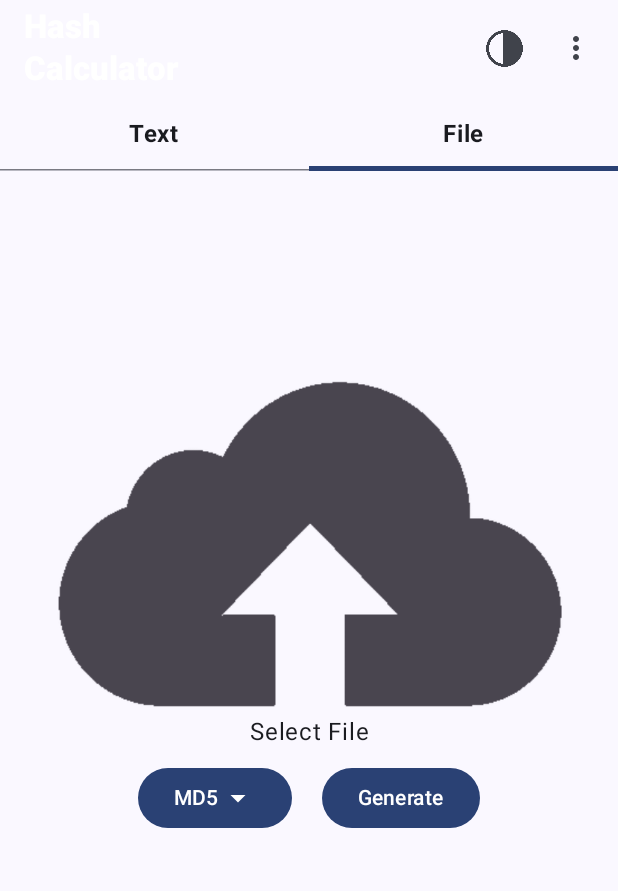
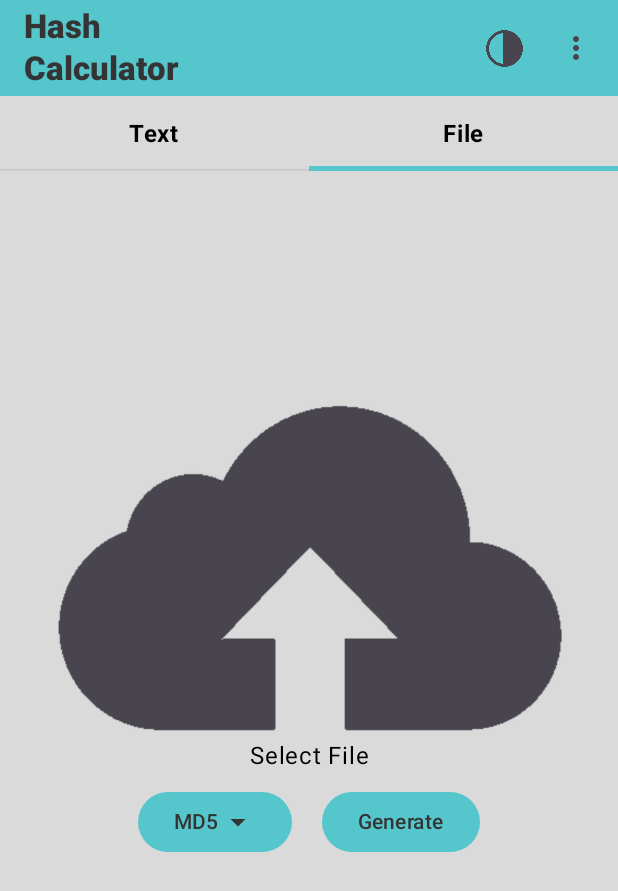
Before and after one commit to binod634/Hash-Calculator, an Android app built with Jetpack Compose: the screen it shows after launch (MainActivity), tab 2 chosen, on a phone screen of 412 x 824 dp. Shown: the top 891 px of the screen. Run offline under Robolectric (Android 15) with nearby library versions, the phone set to English and light mode, and no system bars.

Commit message:
Disable Dynamic Theme. Completed Implementing Hashing Feature. Now Hashing Works Perfectly.

```diff
--- a/app/src/main/AndroidManifest.xml
+++ b/app/src/main/AndroidManifest.xml
@@ -14,9 +14,10 @@
         tools:targetApi="31">
         <activity
             android:name=".MainActivity"
+            android:screenOrientation="portrait"
             android:exported="true"
-            android:label="@string/app_name"
-            android:theme="@style/Theme.HashCalculator">
+            android:theme="@style/Theme.HashCalculator"
+            tools:ignore="LockedOrientationActivity">
             <intent-filter>
                 <action android:name="android.intent.action.MAIN" />
 
--- a/app/src/main/java/com/example/hashcalculator/AppHome.kt
+++ b/app/src/main/java/com/example/hashcalculator/AppHome.kt
@@ -1,5 +1,6 @@
 package com.example.hashcalculator
 
+import android.net.Uri
 import androidx.compose.foundation.layout.Box
 import androidx.compose.foundation.layout.aspectRatio
 import androidx.compose.foundation.layout.fillMaxSize
@@ -21,19 +22,26 @@ import androidx.compose.material3.TopAppBarDefaults
 import androidx.compose.runtime.Composable
 import androidx.compose.runtime.mutableIntStateOf
 import androidx.compose.runtime.remember
+import androidx.compose.runtime.rememberCoroutineScope
 import androidx.compose.ui.Modifier
+import androidx.compose.ui.platform.LocalContext
 import androidx.compose.ui.res.painterResource
 import androidx.compose.ui.text.font.FontWeight
 import androidx.compose.ui.unit.dp
+import com.example.hashcalculator.hashAlgorithm.AlgorithmData
 import com.example.hashcalculator.uiLayout.HashFromFile
 import com.example.hashcalculator.uiLayout.HashFromText
 import com.example.hashcalculator.uiLayout.HashType
+import kotlinx.coroutines.launch
 
 @OptIn(ExperimentalMaterial3Api::class)
 @Composable
-fun AppHome() {
+fun AppHome(appViewModel: AppViewModel) {
+    val context = LocalContext.current
+    val gotHash = appViewModel.calculatedHash.value
     val currentlySelectedTabIndex = remember { mutableIntStateOf(0) }
     val tabs = listOf(HashType.Text.name, HashType.File.name)
+    val scope = rememberCoroutineScope()
     Scaffold(
         topBar = {
             TopAppBar(
@@ -68,7 +76,7 @@ fun AppHome() {
                     tabs.forEachIndexed { index, title ->
                         Tab(
                             selected = currentlySelectedTabIndex.intValue == index,
-                            onClick = { currentlySelectedTabIndex.intValue = index },
+                            onClick = { currentlySelectedTabIndex.intValue = index; appViewModel.clearHash() },
                             modifier = Modifier.height(50.dp)
                         ) {
                             Text(
@@ -78,8 +86,27 @@ fun AppHome() {
                     }
                 }
                 when (currentlySelectedTabIndex.intValue) {
-                    0 -> HashFromText()
-                    1 -> HashFromFile()
+                    0 -> HashFromText(
+                        gotHash,
+                        selectedAlgorithm = appViewModel.currentlySelectedAlgorithm.value,
+                        changeAlgorithm = { algorithmData: AlgorithmData ->
+                            appViewModel.changeAlgorithm(algorithmData)
+                        }) { str: String ->
+                        scope.launch {
+                            appViewModel.calculateFromText(str)
+                        }
+                    }
+
+                    1 -> HashFromFile(
+                        gotHash,
+                        selectedAlgorithm = appViewModel.currentlySelectedAlgorithm.value,
+                        changeAlgorithm = { algorithmData: AlgorithmData ->
+                            appViewModel.changeAlgorithm(algorithmData)
+                        }) { uri:Uri? ->
+                        scope.launch {
+                            appViewModel.calculateFromFile(uri,context)
+                        }
+                    }
                 }
             }
         }
--- a/app/src/main/java/com/example/hashcalculator/AppViewModel.kt
+++ b/app/src/main/java/com/example/hashcalculator/AppViewModel.kt
@@ -5,19 +5,21 @@ import android.net.Uri
 import androidx.compose.runtime.mutableStateOf
 import androidx.lifecycle.ViewModel
 import androidx.lifecycle.viewModelScope
+import com.example.hashcalculator.hashAlgorithm.AlgorithmData
 import com.example.hashcalculator.hashAlgorithm.CalculateHashImpl
 import com.example.hashcalculator.hashAlgorithm.algorithmList
 import kotlinx.coroutines.launch
 
 class AppViewModel : ViewModel() {
     val calculatedHash = mutableStateOf<String?>(null)
-    private val currentlySelectedAlgorithm = mutableStateOf(algorithmList.first())
+    val currentlySelectedAlgorithm = mutableStateOf(algorithmList.first())
     private val hashCalculator = CalculateHashImpl()
     fun calculateFromText(str: String) {
         calculatedHash.value = hashCalculator.fromText(str, currentlySelectedAlgorithm.value)
     }
 
-    fun calculateFromFile(uri: Uri, context: Context) {
+    fun calculateFromFile(uri: Uri?, context: Context) {
+        if (uri == null) return
         viewModelScope.launch {
             calculatedHash.value = hashCalculator.fromFile(
                 uri = uri,
@@ -27,4 +29,12 @@ class AppViewModel : ViewModel() {
         }
     }
 
+    fun changeAlgorithm(algorithmData:AlgorithmData) {
+        currentlySelectedAlgorithm.value = algorithmData
+    }
+
+    fun clearHash() {
+        calculatedHash.value = null
+    }
+
 }
--- a/app/src/main/java/com/example/hashcalculator/MainActivity.kt
+++ b/app/src/main/java/com/example/hashcalculator/MainActivity.kt
@@ -7,11 +7,13 @@ import androidx.compose.foundation.layout.fillMaxSize
 import androidx.compose.material3.MaterialTheme
 import androidx.compose.material3.Surface
 import androidx.compose.ui.Modifier
+import androidx.lifecycle.ViewModel
 import com.example.hashcalculator.ui.theme.HashCalculatorTheme
 
 class MainActivity : ComponentActivity() {
     override fun onCreate(savedInstanceState: Bundle?) {
         super.onCreate(savedInstanceState)
+        val appViewModel = AppViewModel()
         setContent {
             HashCalculatorTheme {
                 // A surface container using the 'background' color from the theme
@@ -19,7 +21,7 @@ class MainActivity : ComponentActivity() {
                     modifier = Modifier.fillMaxSize(),
                     color = MaterialTheme.colorScheme.background
                 ) {
-                    AppHome()
+                    AppHome(appViewModel)
                 }
             }
         }
--- a/app/src/main/java/com/example/hashcalculator/hashAlgorithm/CalculateHash.kt
+++ b/app/src/main/java/com/example/hashcalculator/hashAlgorithm/CalculateHash.kt
@@ -16,10 +16,11 @@ class CalculateHashImpl : CalculateHash {
     override fun fromText(str:String, algorithmData: AlgorithmData): String {
         val digest = MessageDigest.getInstance(algorithmData.name)
         return try {
-            digest.update(str.toByte())
+            digest.update(str.toByteArray())
             digest.digest().toHexString(HexFormat.Default)
         } catch (e:Exception) {
-            "Error"
+            Log.e("Tag_Error",e.stackTraceToString())
+            return "Error"
         }
 
     }
--- a/app/src/main/java/com/example/hashcalculator/ui/theme/Theme.kt
+++ b/app/src/main/java/com/example/hashcalculator/ui/theme/Theme.kt
@@ -47,7 +47,7 @@ private val LightColorScheme = lightColorScheme(
 fun HashCalculatorTheme(
     darkTheme: Boolean = isSystemInDarkTheme(),
     // Dynamic color is available on Android 12+
-    dynamicColor: Boolean = true,
+    dynamicColor: Boolean = false, // Fix: This fucked my life.
     content: @Composable () -> Unit
 ) {
     val colorScheme = when {
--- a/app/src/main/java/com/example/hashcalculator/uiLayout/HashFromFile.kt
+++ b/app/src/main/java/com/example/hashcalculator/uiLayout/HashFromFile.kt
@@ -5,7 +5,6 @@ import android.widget.Toast
 import androidx.activity.compose.rememberLauncherForActivityResult
 import androidx.activity.result.contract.ActivityResultContracts
 import androidx.compose.foundation.Image
-import androidx.compose.foundation.background
 import androidx.compose.foundation.clickable
 import androidx.compose.foundation.layout.Arrangement
 import androidx.compose.foundation.layout.Box
@@ -14,31 +13,33 @@ import androidx.compose.foundation.layout.Row
 import androidx.compose.foundation.layout.Spacer
 import androidx.compose.foundation.layout.fillMaxSize
 import androidx.compose.foundation.layout.fillMaxWidth
-import androidx.compose.foundation.layout.height
 import androidx.compose.foundation.layout.padding
 import androidx.compose.foundation.layout.width
-import androidx.compose.foundation.verticalScroll
 import androidx.compose.material3.Button
-import androidx.compose.material3.Divider
 import androidx.compose.material3.Text
 import androidx.compose.runtime.Composable
 import androidx.compose.runtime.mutableStateOf
 import androidx.compose.runtime.remember
 import androidx.compose.ui.Alignment
 import androidx.compose.ui.Modifier
-import androidx.compose.ui.graphics.Color
 import androidx.compose.ui.platform.LocalContext
 import androidx.compose.ui.res.painterResource
 import androidx.compose.ui.text.style.TextAlign
 import androidx.compose.ui.unit.dp
+import androidx.core.net.toFile
 import com.example.hashcalculator.R
+import com.example.hashcalculator.hashAlgorithm.AlgorithmData
 
 
 @Composable
-fun HashFromFile() {
+fun HashFromFile(
+    gotHash: String?,
+    selectedAlgorithm: AlgorithmData,
+    changeAlgorithm: (AlgorithmData) -> Unit,
+    calculateHash: (Uri?) -> Unit
+) {
     val context = LocalContext.current
     val selectedFile = remember { mutableStateOf<Uri?>(null) }
-    val showButtonToast = Toast.makeText(context, "Button Clicked.", Toast.LENGTH_SHORT)
     val showUploadToast = Toast.makeText(context, "Select File.", Toast.LENGTH_SHORT)
     val launcher = rememberLauncherForActivityResult(
         contract = ActivityResultContracts.OpenDocument(),
@@ -47,7 +48,7 @@ fun HashFromFile() {
         Column(
             modifier = Modifier
                 .fillMaxWidth()
-                .padding(start = 16.dp, end = 16.dp, bottom = 160.dp),
+                .padding(start = 16.dp, end = 16.dp, bottom = 128.dp),
             horizontalAlignment = Alignment.CenterHorizontally,
             verticalArrangement = Arrangement.spacedBy(8.dp)
         ) {
@@ -70,12 +71,15 @@ fun HashFromFile() {
                 )
             }
             Row {
-                ShowAlgorithmDropDownMenu()
+                ShowAlgorithmDropDownMenu(selectedAlgorithm) { algorithm: AlgorithmData ->
+                    changeAlgorithm(algorithm)
+                }
                 Spacer(modifier = Modifier.width(20.dp))
-                Button(onClick = { showButtonToast.show() }) {
+                Button(onClick = { calculateHash(selectedFile.value) }) {
                     Text(text = "Generate")
                 }
             }
+            ShowHashOutput(gotHash)
         }
     }
 }
--- a/app/src/main/java/com/example/hashcalculator/uiLayout/HashFromText.kt
+++ b/app/src/main/java/com/example/hashcalculator/uiLayout/HashFromText.kt
@@ -1,15 +1,12 @@
 package com.example.hashcalculator.uiLayout
 
 import android.widget.Toast
-import androidx.compose.foundation.focusable
 import androidx.compose.foundation.layout.Arrangement
 import androidx.compose.foundation.layout.Box
 import androidx.compose.foundation.layout.Column
 import androidx.compose.foundation.layout.Row
-import androidx.compose.foundation.layout.Spacer
 import androidx.compose.foundation.layout.fillMaxSize
 import androidx.compose.foundation.layout.fillMaxWidth
-import androidx.compose.foundation.layout.height
 import androidx.compose.foundation.layout.padding
 import androidx.compose.material3.Button
 import androidx.compose.material3.Text
@@ -21,21 +18,25 @@ import androidx.compose.ui.Alignment
 import androidx.compose.ui.Modifier
 import androidx.compose.ui.platform.LocalContext
 import androidx.compose.ui.unit.dp
+import com.example.hashcalculator.hashAlgorithm.AlgorithmData
 
 @Composable
-fun HashFromText() {
+fun HashFromText(
+    gotHash: String?,
+    selectedAlgorithm: AlgorithmData,
+    changeAlgorithm: (AlgorithmData) -> Unit,
+    calculateHash: (String) -> Unit
+) {
     val txt = remember { mutableStateOf("") }
-    val showToast = Toast.makeText(LocalContext.current, "Button Clicked", Toast.LENGTH_SHORT)
     Box(modifier = Modifier.fillMaxSize(), contentAlignment = Alignment.Center) {
         Column(
             modifier = Modifier
                 .fillMaxWidth()
-                .padding(start = 16.dp, end = 16.dp, bottom = 100.dp),
+                .padding(start = 16.dp, end = 16.dp, bottom = 64.dp),
             horizontalAlignment = Alignment.CenterHorizontally,
             verticalArrangement = Arrangement.spacedBy(8.dp)
         ) {
             TextField(
-                modifier = Modifier.focusable(enabled = true),
                 value = txt.value,
                 label = {
                     Text(text = "Text")
@@ -45,15 +46,17 @@ fun HashFromText() {
             )
             Row(
                 modifier = Modifier
-                    .fillMaxWidth()
-                    .padding(bottom = 64.dp),
+                    .fillMaxWidth(),
                 horizontalArrangement = Arrangement.SpaceAround
             ) {
-                ShowAlgorithmDropDownMenu()
-                Button(onClick = { showToast.show() }) {
+                ShowAlgorithmDropDownMenu(selectedAlgorithm) { algorithm: AlgorithmData ->
+                    changeAlgorithm(algorithm)
+                }
+                Button(onClick = { calculateHash(txt.value) }) {
                     Text(text = "Generate")
                 }
             }
+            ShowHashOutput(gotHash = gotHash)
         }
     }
 }
--- a/app/src/main/java/com/example/hashcalculator/uiLayout/algorithmDropDown.kt
+++ b/app/src/main/java/com/example/hashcalculator/uiLayout/algorithmDropDown.kt
@@ -13,25 +13,20 @@ import androidx.compose.runtime.Composable
 import androidx.compose.runtime.mutableStateOf
 import androidx.compose.runtime.remember
 import androidx.compose.ui.graphics.RectangleShape
-import androidx.compose.ui.unit.DpOffset
-import androidx.compose.ui.unit.dp
 import com.example.hashcalculator.hashAlgorithm.AlgorithmData
 import com.example.hashcalculator.hashAlgorithm.algorithmList
 
 @Composable
-fun ShowAlgorithmDropDownMenu() {
+fun ShowAlgorithmDropDownMenu(selectedAlgorithm:AlgorithmData,changeAlgorithm:(AlgorithmData) -> Unit) {
     val showDropDownMenu = remember {
         mutableStateOf(false)
-    }
-    val selectedAlgorithm = remember {
-        mutableStateOf(algorithmList.first())
     }
     Column {
         Button(
             onClick = { showDropDownMenu.value = !showDropDownMenu.value },
             shape = if (showDropDownMenu.value) RectangleShape else ButtonDefaults.shape
         ) {
-            Text(text = selectedAlgorithm.value.name)
+            Text(text = selectedAlgorithm.name)
             Icon(imageVector = Icons.Filled.ArrowDropDown, contentDescription = null)
         }
         DropdownMenu(
@@ -41,7 +36,8 @@ fun ShowAlgorithmDropDownMenu() {
                 DropdownMenuItem(
                     text = { Text(text = algorithm.name) },
                     onClick = {
-                        selectedAlgorithm.value = algorithm;showDropDownMenu.value = false
+                        showDropDownMenu.value = false
+                        changeAlgorithm(algorithm)
                     },
                     enabled = algorithm.isAvailable
                 )
```
Also changed, not shown: app/src/main/java/com/example/hashcalculator/uiLayout/ShowHashOutput.kt (added, +30 -0 lines), app/src/main/java/com/example/hashcalculator/uiLayout/dropDownItems.kt (deleted, +0 -8 lines).
